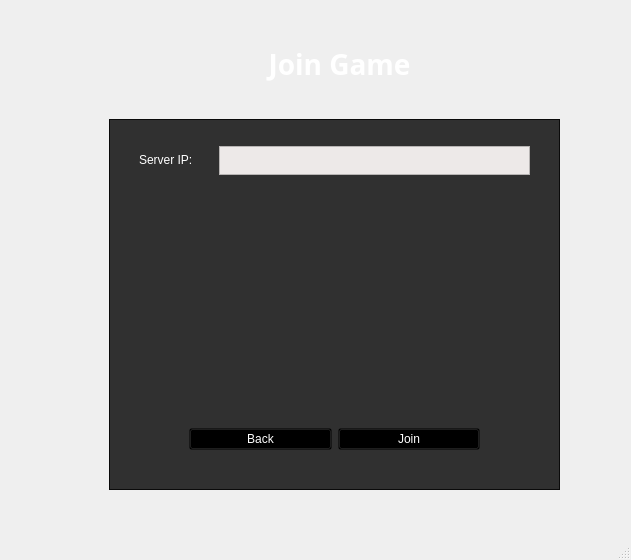
Before: the Qt Designer form BackgammonPP/mainwindow.ui in daniilgrbic/BackgammonPP, drawn with Qt 5.
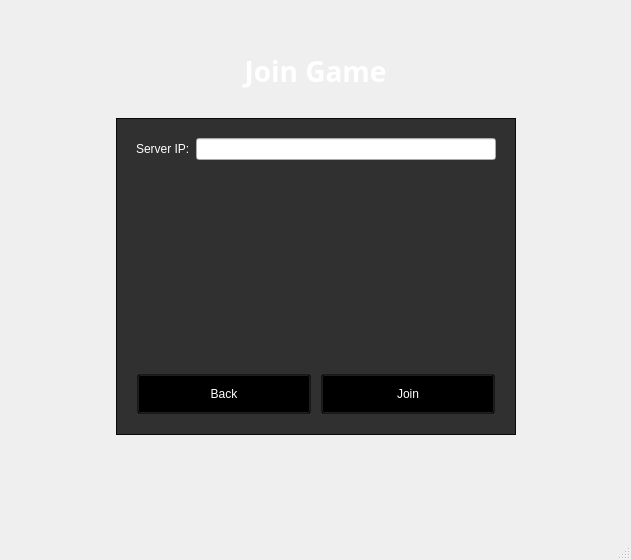
After: the same form once the commit is applied.

Commit message: Update join game layout

Patch:
```diff
--- a/BackgammonPP/mainwindow.ui
+++ b/BackgammonPP/mainwindow.ui
@@ -1388,14 +1388,76 @@
        </layout>
       </widget>
       <widget class="QWidget" name="JoinGame">
-       <widget class="QFrame" name="frame_12">
-        <property name="geometry">
-         <rect>
-          <x>100</x>
-          <y>110</y>
-          <width>451</width>
-          <height>371</height>
-         </rect>
+       <layout class="QVBoxLayout" name="verticalLayout_11" stretch="1,5,1">
+        <property name="spacing">
+         <number>15</number>
+        </property>
+        <property name="leftMargin">
+         <number>10</number>
+        </property>
+        <property name="topMargin">
+         <number>30</number>
+        </property>
+        <property name="rightMargin">
+         <number>10</number>
+        </property>
+        <property name="bottomMargin">
+         <number>30</number>
+        </property>
+        <item>
+         <layout class="QHBoxLayout" name="joinGameRow_1">
+          <item>
+           <widget class="QLabel" name="joinGameTitle">
+            <property name="font">
+             <font>
+              <family>Corbel</family>
+              <pointsize>21</pointsize>
+              <bold>true</bold>
+             </font>
+            </property>
+            <property name="styleSheet">
+             <string notr="true">QLabel {
+	color: white;
+}</string>
+            </property>
+            <property name="text">
+             <string>Join Game</string>
+            </property>
+            <property name="alignment">
+             <set>Qt::AlignCenter</set>
+            </property>
+           </widget>
+          </item>
+         </layout>
+        </item>
+        <item>
+         <layout class="QHBoxLayout" name="joinGameRow_2">
+          <item>
+           <spacer name="horizontalSpacer_3">
+            <property name="orientation">
+             <enum>Qt::Horizontal</enum>
+            </property>
+            <property name="sizeHint" stdset="0">
+             <size>
+              <width>40</width>
+              <height>20</height>
+             </size>
+            </property>
+           </spacer>
+          </item>
+          <item>
+           <widget class="QFrame" name="joinGameContentFrame">
+            <property name="minimumSize">
+             <size>
+              <width>400</width>
+              <height>200</height>
+             </size>
+            </property>
+            <property name="maximumSize">
+             <size>
+              <width>16777215</width>
+              <height>400</height>
+             </size>
         </property>
         <property name="styleSheet">
          <string notr="true">QFrame {
@@ -1408,15 +1470,9 @@
         <property name="frameShadow">
          <enum>QFrame::Raised</enum>
         </property>
-        <widget class="QFrame" name="frame_4">
-         <property name="geometry">
-          <rect>
-           <x>10</x>
-           <y>10</y>
-           <width>431</width>
-           <height>92</height>
-          </rect>
-         </property>
+            <layout class="QVBoxLayout" name="verticalLayout_10">
+             <item>
+              <widget class="QFrame" name="joinGameIpEntry">
          <property name="styleSheet">
           <string notr="true">QFrame {
 	background-color: rgba(0, 0, 0, 0.0);
@@ -1429,21 +1485,6 @@
           <enum>QFrame::Raised</enum>
          </property>
          <layout class="QHBoxLayout" name="horizontalLayout_3">
-          <item>
-           <widget class="QFrame" name="frame_2">
-            <property name="styleSheet">
-             <string notr="true">QFrame {
-	background-color: rgba(0, 0, 0, 0.0);
-	text: white;
-}</string>
-            </property>
-            <property name="frameShape">
-             <enum>QFrame::StyledPanel</enum>
-            </property>
-            <property name="frameShadow">
-             <enum>QFrame::Raised</enum>
-            </property>
-            <layout class="QVBoxLayout" name="verticalLayout_2">
              <item>
               <widget class="QLabel" name="label">
                <property name="styleSheet">
@@ -1457,87 +1498,26 @@
               </widget>
              </item>
              <item>
-              <spacer name="verticalSpacer_3">
-               <property name="orientation">
-                <enum>Qt::Vertical</enum>
-               </property>
-               <property name="sizeType">
-                <enum>QSizePolicy::Fixed</enum>
-               </property>
-               <property name="sizeHint" stdset="0">
-                <size>
-                 <width>20</width>
-                 <height>30</height>
-                </size>
-               </property>
-              </spacer>
+                 <widget class="QLineEdit" name="inputIP"/>
              </item>
             </layout>
            </widget>
           </item>
           <item>
-           <widget class="QFrame" name="frame_3">
-            <property name="styleSheet">
-             <string notr="true">QFrame {
-	background-color: rgba(0, 0, 0, 0.0);
-}</string>
-            </property>
-            <property name="frameShape">
-             <enum>QFrame::StyledPanel</enum>
-            </property>
-            <property name="frameShadow">
-             <enum>QFrame::Raised</enum>
-            </property>
-            <layout class="QVBoxLayout" name="verticalLayout_3">
-             <property name="spacing">
-              <number>3</number>
-             </property>
-             <property name="topMargin">
-              <number>6</number>
-             </property>
-             <property name="bottomMargin">
-              <number>6</number>
-             </property>
-             <item>
-              <widget class="QTextEdit" name="inputIP">
-               <property name="styleSheet">
-                <string notr="true">QTextEdit {
-	background-color: #EDE9E8 ;
-	color: black;
-}</string>
-               </property>
-              </widget>
-             </item>
-             <item>
-              <spacer name="verticalSpacer_2">
+              <spacer name="verticalSpacer">
                <property name="orientation">
                 <enum>Qt::Vertical</enum>
                </property>
-               <property name="sizeType">
-                <enum>QSizePolicy::Fixed</enum>
-               </property>
                <property name="sizeHint" stdset="0">
                 <size>
                  <width>20</width>
-                 <height>30</height>
+                 <height>40</height>
                 </size>
                </property>
               </spacer>
              </item>
-            </layout>
-           </widget>
-          </item>
-         </layout>
-        </widget>
-        <widget class="QFrame" name="frame_6">
-         <property name="geometry">
-          <rect>
-           <x>70</x>
-           <y>280</y>
-           <width>311</width>
-           <height>81</height>
-          </rect>
-         </property>
+             <item>
+              <widget class="QFrame" name="joinGameButtons">
          <property name="styleSheet">
           <string notr="true">QFrame {
 	background-color: rgba(0, 0, 0, 0.0);
@@ -1550,8 +1530,29 @@
           <enum>QFrame::Raised</enum>
          </property>
          <layout class="QHBoxLayout" name="horizontalLayout_6">
+                <property name="spacing">
+                 <number>10</number>
+                </property>
+                <property name="leftMargin">
+                 <number>10</number>
+                </property>
+                <property name="topMargin">
+                 <number>10</number>
+                </property>
+                <property name="rightMargin">
+                 <number>10</number>
+                </property>
+                <property name="bottomMargin">
+                 <number>10</number>
+                </property>
           <item>
            <widget class="QPushButton" name="btBackFromJoinLobby">
+                  <property name="minimumSize">
+                   <size>
+                    <width>0</width>
+                    <height>40</height>
+                   </size>
+                  </property>
             <property name="cursor">
              <cursorShape>PointingHandCursor</cursorShape>
             </property>
@@ -1574,6 +1575,12 @@
           </item>
           <item>
            <widget class="QPushButton" name="btJoinLobby">
+                  <property name="minimumSize">
+                   <size>
+                    <width>0</width>
+                    <height>40</height>
+                   </size>
+                  </property>
             <property name="cursor">
              <cursorShape>PointingHandCursor</cursorShape>
             </property>
@@ -1596,35 +1603,39 @@
           </item>
          </layout>
         </widget>
-       </widget>
-       <widget class="QLabel" name="label_4">
-        <property name="geometry">
-         <rect>
-          <x>-10</x>
-          <y>30</y>
-          <width>681</width>
-          <height>51</height>
-         </rect>
-        </property>
-        <property name="font">
-         <font>
-          <family>Corbel</family>
-          <pointsize>21</pointsize>
-          <bold>true</bold>
-         </font>
-        </property>
-        <property name="styleSheet">
-         <string notr="true">QLabel {
-	color: white;
-}</string>
-        </property>
-        <property name="text">
-         <string>Join Game</string>
-        </property>
-        <property name="alignment">
-         <set>Qt::AlignCenter</set>
-        </property>
-       </widget>
+             </item>
+            </layout>
+           </widget>
+          </item>
+          <item>
+           <spacer name="horizontalSpacer_2">
+            <property name="orientation">
+             <enum>Qt::Horizontal</enum>
+            </property>
+            <property name="sizeHint" stdset="0">
+             <size>
+              <width>40</width>
+              <height>20</height>
+             </size>
+            </property>
+           </spacer>
+          </item>
+         </layout>
+        </item>
+        <item>
+         <spacer name="JoinGameBottomVerticalSpacer">
+          <property name="orientation">
+           <enum>Qt::Vertical</enum>
+          </property>
+          <property name="sizeHint" stdset="0">
+           <size>
+            <width>20</width>
+            <height>40</height>
+           </size>
+          </property>
+         </spacer>
+        </item>
+       </layout>
       </widget>
      </widget>
     </item>
```
Left out of the diff: 2 changed lines with no effect on the pictures. Lines whose indentation alone changed are shown as unchanged. The commit also changes 1 other file.
